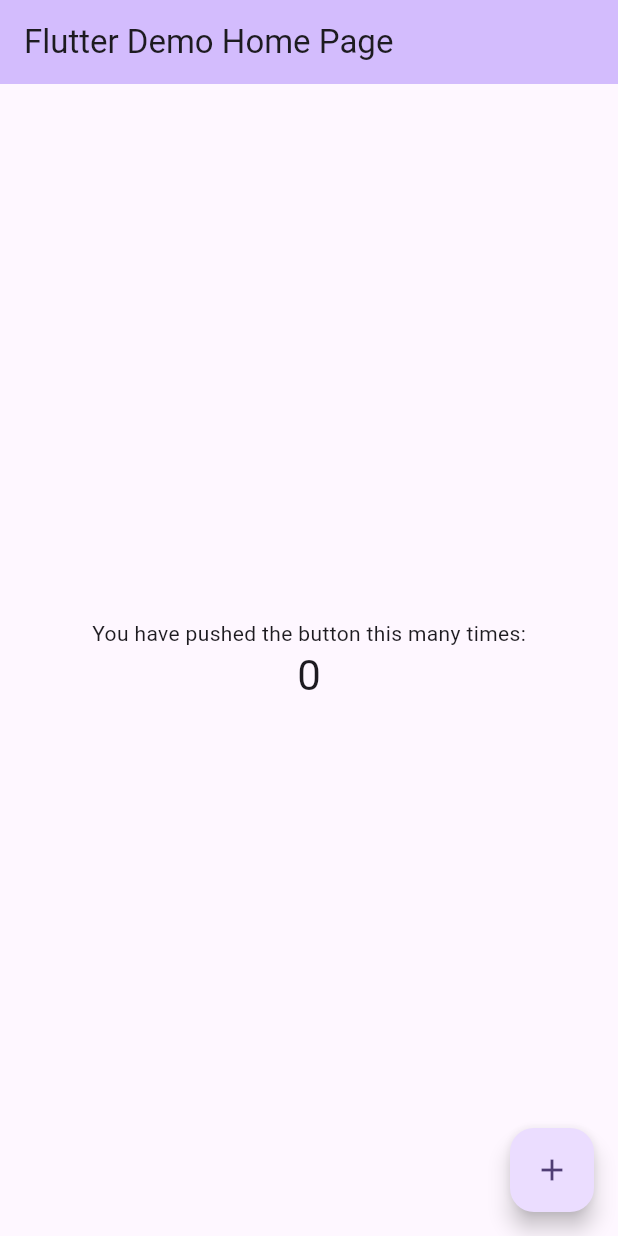
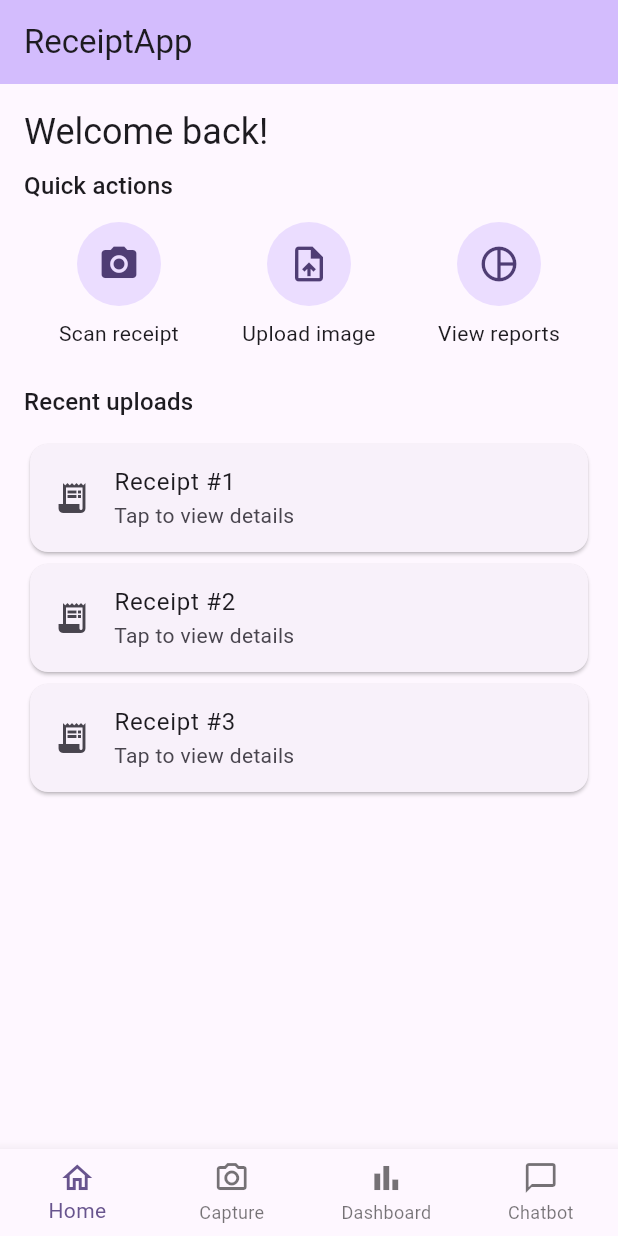
Before and after one commit to pedrotura/ReceiptApp, a Flutter app: the screen it shows after launch, on a phone screen of 412 x 824 dp. Run offline on Flutter 3.47's test engine with Material 3 defaults, Android fonts, the phone set to English and light mode, and no system bars.

Commit message:
Construção da estrutura básica da interface

```diff
--- a/lib/main.dart
+++ b/lib/main.dart
@@ -1,51 +1,30 @@
 import 'package:flutter/material.dart';
+import 'screens/home_screen.dart';
+import 'screens/capture_screen.dart';
+import 'screens/dashboard_screen.dart';
+import 'screens/chatbot_screen.dart';
 
 void main() {
-  runApp(const MyApp());
+  runApp(const ReceiptApp());
 }
 
-class MyApp extends StatelessWidget {
-  const MyApp({super.key});
+class ReceiptApp extends StatelessWidget {
+  const ReceiptApp({super.key});
 
-  // This widget is the root of your application.
   @override
   Widget build(BuildContext context) {
     return MaterialApp(
-      title: 'Flutter Demo',
+      title: 'ReceiptApp',
       theme: ThemeData(
-        // This is the theme of your application.
-        //
-        // TRY THIS: Try running your application with "flutter run". You'll see
-        // the application has a purple toolbar. Then, without quitting the app,
-        // try changing the seedColor in the colorScheme below to Colors.green
-        // and then invoke "hot reload" (save your changes or press the "hot
-        // reload" button in a Flutter-supported IDE, or press "r" if you used
-        // the command line to start the app).
-        //
-        // Notice that the counter didn't reset back to zero; the application
-        // state is not lost during the reload. To reset the state, use hot
-        // restart instead.
-        //
-        // This works for code too, not just values: Most code changes can be
-        // tested with just a hot reload.
         colorScheme: ColorScheme.fromSeed(seedColor: Colors.deepPurple),
       ),
-      home: const MyHomePage(title: 'Flutter Demo Home Page'),
+      home: const MyHomePage(title: 'ReceiptApp'),
     );
   }
 }
 
 class MyHomePage extends StatefulWidget {
   const MyHomePage({super.key, required this.title});
-
-  // This widget is the home page of your application. It is stateful, meaning
-  // that it has a State object (defined below) that contains fields that affect
-  // how it looks.
-
-  // This class is the configuration for the state. It holds the values (in this
-  // case the title) provided by the parent (in this case the App widget) and
-  // used by the build method of the State. Fields in a Widget subclass are
-  // always marked "final".
 
   final String title;
 
@@ -54,69 +33,54 @@ class MyHomePage extends StatefulWidget {
 }
 
 class _MyHomePageState extends State<MyHomePage> {
-  int _counter = 0;
+  int _selectedIndex = 0;
 
-  void _incrementCounter() {
+  void _onItemTapped(int index) {
     setState(() {
-      // This call to setState tells the Flutter framework that something has
-      // changed in this State, which causes it to rerun the build method below
-      // so that the display can reflect the updated values. If we changed
-      // _counter without calling setState(), then the build method would not be
-      // called again, and so nothing would appear to happen.
-      _counter++;
+      _selectedIndex = index;
     });
   }
 
   @override
   Widget build(BuildContext context) {
-    // This method is rerun every time setState is called, for instance as done
-    // by the _incrementCounter method above.
-    //
-    // The Flutter framework has been optimized to make rerunning build methods
-    // fast, so that you can just rebuild anything that needs updating rather
-    // than having to individually change instances of widgets.
     return Scaffold(
       appBar: AppBar(
-        // TRY THIS: Try changing the color here to a specific color (to
-        // Colors.amber, perhaps?) and trigger a hot reload to see the AppBar
-        // change color while the other colors stay the same.
         backgroundColor: Theme.of(context).colorScheme.inversePrimary,
-        // Here we take the value from the MyHomePage object that was created by
-        // the App.build method, and use it to set our appbar title.
         title: Text(widget.title),
       ),
-      body: Center(
-        // Center is a layout widget. It takes a single child and positions it
-        // in the middle of the parent.
-        child: Column(
-          // Column is also a layout widget. It takes a list of children and
-          // arranges them vertically. By default, it sizes itself to fit its
-          // children horizontally, and tries to be as tall as its parent.
-          //
-          // Column has various properties to control how it sizes itself and
-          // how it positions its children. Here we use mainAxisAlignment to
-          // center the children vertically; the main axis here is the vertical
-          // axis because Columns are vertical (the cross axis would be
-          // horizontal).
-          //
-          // TRY THIS: Invoke "debug painting" (choose the "Toggle Debug Paint"
-          // action in the IDE, or press "p" in the console), to see the
-          // wireframe for each widget.
-          mainAxisAlignment: MainAxisAlignment.center,
-          children: <Widget>[
-            const Text('You have pushed the button this many times:'),
-            Text(
-              '$_counter',
-              style: Theme.of(context).textTheme.headlineMedium,
-            ),
-          ],
-        ),
+      body: IndexedStack(
+        index: _selectedIndex,
+        children: const [
+          HomeScreen(),
+          CaptureScreen(),
+          DashboardScreen(),
+          ChatbotScreen(),
+        ],
       ),
-      floatingActionButton: FloatingActionButton(
-        onPressed: _incrementCounter,
-        tooltip: 'Increment',
-        child: const Icon(Icons.add),
-      ), // This trailing comma makes auto-formatting nicer for build methods.
+      bottomNavigationBar: BottomNavigationBar(
+        type: BottomNavigationBarType.fixed,
+        items: const <BottomNavigationBarItem>[
+          BottomNavigationBarItem(
+            icon: Icon(Icons.home_outlined),
+            label: 'Home',
+          ),
+          BottomNavigationBarItem(
+            icon: Icon(Icons.camera_alt_outlined),
+            label: 'Capture',
+          ),
+          BottomNavigationBarItem(
+            icon: Icon(Icons.bar_chart_outlined),
+            label: 'Dashboard',
+          ),
+          BottomNavigationBarItem(
+            icon: Icon(Icons.chat_bubble_outline),
+            label: 'Chatbot',
+          ),
+        ],
+        currentIndex: _selectedIndex,
+        selectedItemColor: Theme.of(context).colorScheme.primary,
+        onTap: _onItemTapped,
+      ),
     );
   }
 }
--- /dev/null
+++ b/lib/screens/home_screen.dart
@@ -0,0 +1,89 @@
+import 'package:flutter/material.dart';
+
+class HomeScreen extends StatelessWidget {
+  const HomeScreen({super.key});
+
+  @override
+  Widget build(BuildContext context) {
+    return Padding(
+      padding: const EdgeInsets.all(16.0),
+      child: Column(
+        crossAxisAlignment: CrossAxisAlignment.start,
+        children: [
+          Text(
+            'Welcome back!',
+            style: Theme.of(context).textTheme.headlineSmall,
+          ),
+          const SizedBox(height: 8),
+          Text(
+            'Quick actions',
+            style: Theme.of(context).textTheme.titleMedium,
+          ),
+          const SizedBox(height: 12),
+          Row(
+            mainAxisAlignment: MainAxisAlignment.spaceBetween,
+            children: [
+              _QuickAction(
+                icon: Icons.camera_alt,
+                label: 'Scan receipt',
+              ),
+              _QuickAction(
+                icon: Icons.upload_file,
+                label: 'Upload image',
+              ),
+              _QuickAction(
+                icon: Icons.pie_chart_outline,
+                label: 'View reports',
+              ),
+            ],
+          ),
+          const SizedBox(height: 24),
+          Text(
+            'Recent uploads',
+            style: Theme.of(context).textTheme.titleMedium,
+          ),
+          const SizedBox(height: 12),
+          Expanded(
+            child: ListView.builder(
+              itemCount: 3,
+              itemBuilder: (context, index) => Card(
+                child: ListTile(
+                  leading: const Icon(Icons.receipt_long),
+                  title: Text('Receipt #${index + 1}'),
+                  subtitle: const Text('Tap to view details'),
+                ),
+              ),
+            ),
+          ),
+        ],
+      ),
+    );
+  }
+}
+
+class _QuickAction extends StatelessWidget {
+  final IconData icon;
+  final String label;
+  const _QuickAction({required this.icon, required this.label});
+
+  @override
+  Widget build(BuildContext context) {
+    return Expanded(
+      child: GestureDetector(
+        onTap: () {
+          // TODO: wire to navigation
+        },
+        child: Column(
+          children: [
+            CircleAvatar(
+              radius: 28,
+              child: Icon(icon, size: 28),
+            ),
+            const SizedBox(height: 8),
+            Text(label, textAlign: TextAlign.center),
+          ],
+        ),
+      ),
+    );
+  }
+}
```
Also changed, not shown: common/utils.dart (added, +9 -0 lines), lib/screens/capture_screen.dart (added, +38 -0 lines), lib/screens/chatbot_screen.dart (added, +30 -0 lines), lib/screens/dashboard_screen.dart (added, +49 -0 lines), fonts/Poppins-Bold.ttf (added), fonts/Poppins-Medium.ttf (added), fonts/Poppins-Regular.ttf (added), fonts/Poppins-SemiBold.ttf (added).
